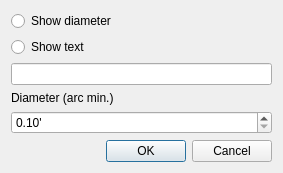
PavelMr/skytechx, file cinsertcircle.ui: the form before one commit.
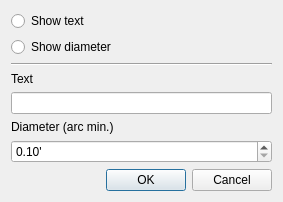
The form after the commit.

The edit to the form file:
```diff
--- a/cinsertcircle.ui
+++ b/cinsertcircle.ui
@@ -7,7 +7,7 @@
     <x>0</x>
     <y>0</y>
     <width>283</width>
-    <height>168</height>
+    <height>196</height>
    </rect>
   </property>
   <property name="windowTitle">
@@ -16,30 +16,21 @@
   <layout class="QVBoxLayout" name="verticalLayout" stretch="1,0">
    <item>
     <layout class="QGridLayout" name="gridLayout" columnstretch="0">
-     <item row="5" column="0">
-      <spacer name="verticalSpacer">
-       <property name="orientation">
-        <enum>Qt::Vertical</enum>
-       </property>
-       <property name="sizeHint" stdset="0">
-        <size>
-         <width>20</width>
-         <height>40</height>
-        </size>
-       </property>
-      </spacer>
-     </item>
-     <item row="3" column="0">
-      <widget class="QLabel" name="label">
-       <property name="text">
-        <string>Diameter (arc min.)</string>
-       </property>
-      </widget>
-     </item>
      <item row="2" column="0">
-      <widget class="QLineEdit" name="lineEdit"/>
+      <widget class="QRadioButton" name="radioButton_2">
+       <property name="text">
+        <string>Show diameter</string>
+       </property>
+      </widget>
      </item>
-     <item row="4" column="0">
+     <item row="1" column="0">
+      <widget class="QRadioButton" name="radioButton">
+       <property name="text">
+        <string>Show text</string>
+       </property>
+      </widget>
+     </item>
+     <item row="7" column="0">
       <widget class="QDoubleSpinBox" name="doubleSpinBox">
        <property name="suffix">
         <string>'</string>
@@ -52,17 +43,40 @@
        </property>
       </widget>
      </item>
-     <item row="1" column="0">
-      <widget class="QRadioButton" name="radioButton">
+     <item row="8" column="0">
+      <spacer name="verticalSpacer">
+       <property name="orientation">
+        <enum>Qt::Vertical</enum>
+       </property>
+       <property name="sizeHint" stdset="0">
+        <size>
+         <width>20</width>
+         <height>40</height>
+        </size>
+       </property>
+      </spacer>
+     </item>
+     <item row="6" column="0">
+      <widget class="QLabel" name="label">
        <property name="text">
-        <string>Show text</string>
+        <string>Diameter (arc min.)</string>
        </property>
       </widget>
      </item>
-     <item row="0" column="0">
-      <widget class="QRadioButton" name="radioButton_2">
+     <item row="4" column="0">
+      <widget class="QLabel" name="label_2">
        <property name="text">
-        <string>Show diameter</string>
+        <string>Text</string>
+       </property>
+      </widget>
+     </item>
+     <item row="5" column="0">
+      <widget class="QLineEdit" name="lineEdit"/>
+     </item>
+     <item row="3" column="0">
+      <widget class="Line" name="line">
+       <property name="orientation">
+        <enum>Qt::Horizontal</enum>
        </property>
       </widget>
      </item>
```
Left out of the diff: 1 changed line with no effect on the pictures.
